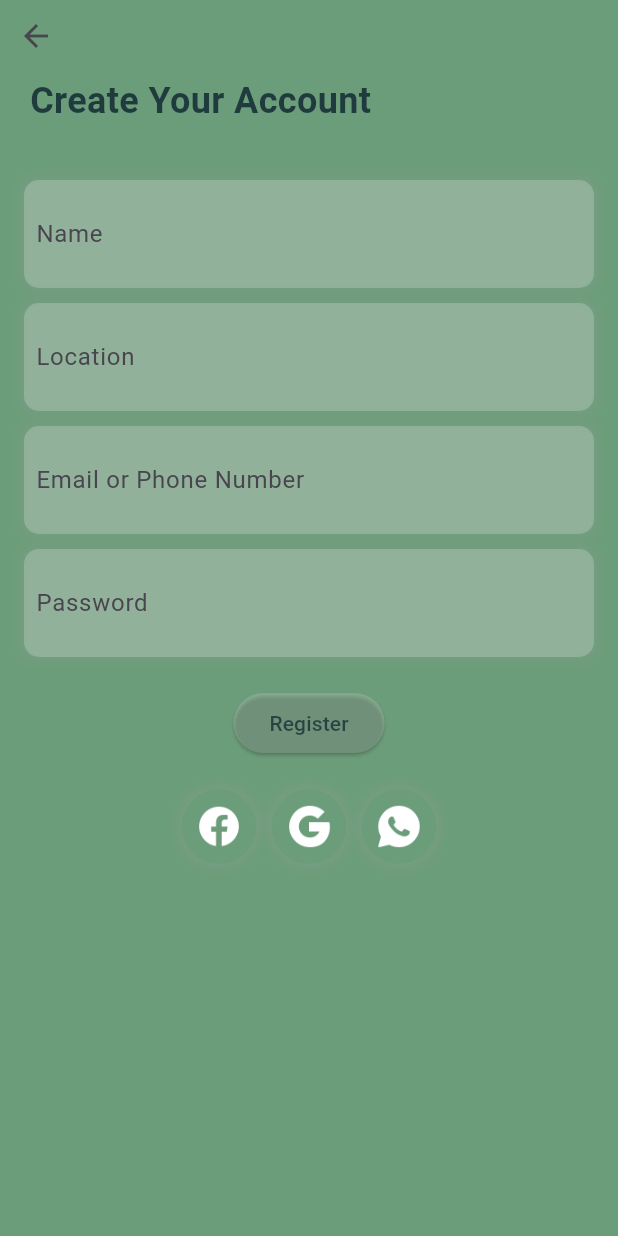
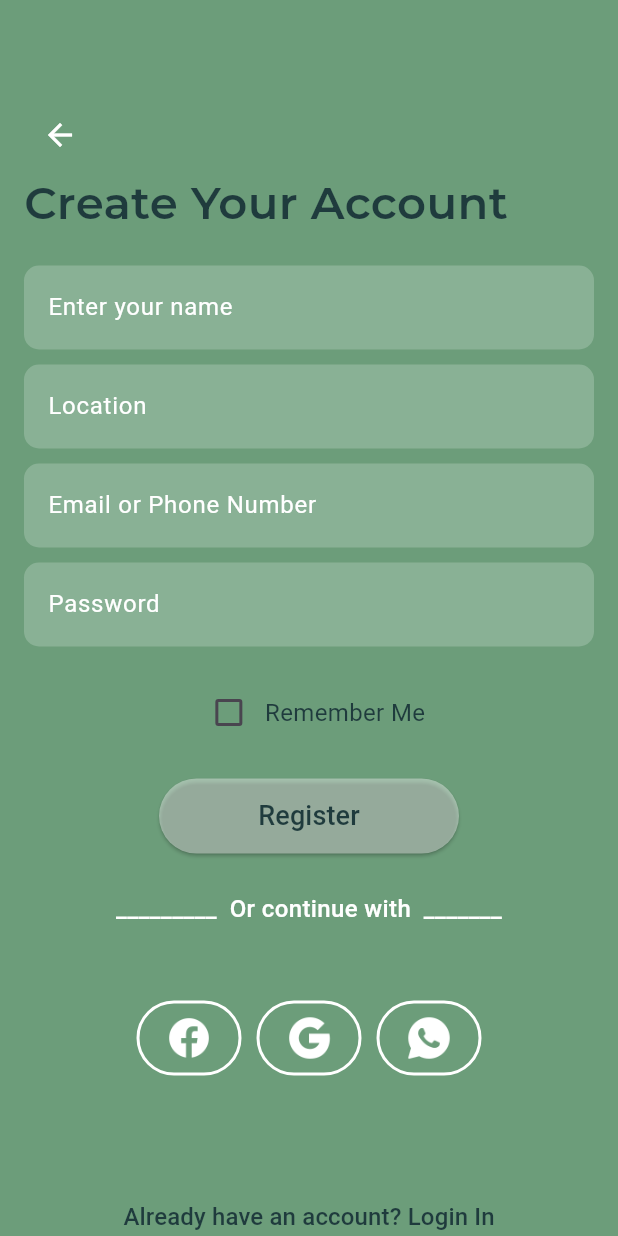
Before and after one commit to JMJ10/ecopulse_local, a Flutter app: the RegisterScreen screen opened directly, on a phone screen of 412 x 824 dp. Run offline on Flutter 3.47's test engine with Material 3 defaults, Android fonts, the phone set to English and light mode, and no system bars; our stand-ins replace google_fonts, shared_preferences; missing offline and left inert: eco_pulse; accounts and stored records are empty.

Commit message:
new design updated

```diff
--- a/lib/register_screen.dart
+++ b/lib/register_screen.dart
@@ -1,7 +1,8 @@
 import 'package:flutter/material.dart';
-import 'package:ecopulse_local/dashboard_screen.dart';
-import 'package:ecopulse_local/services/auth_services.dart';
-import 'package:ecopulse_local/reg_success.dart';
+import 'package:google_fonts/google_fonts.dart';
+import 'package:eco_pulse/services/auth_services.dart';
+import 'package:eco_pulse/reg_success.dart';
+import 'package:eco_pulse/login_screen.dart';
 
 class RegisterScreen extends StatefulWidget {
   @override
@@ -15,6 +16,7 @@ class _RegisterScreenState extends State<RegisterScreen> {
   final TextEditingController passwordController = TextEditingController();
 
   bool isLoading = false;
+  bool rememberMe = false;
   final AuthService authService = AuthService();
 
   void register(BuildContext context) async {
@@ -23,7 +25,10 @@ class _RegisterScreenState extends State<RegisterScreen> {
     String emailOrPhone = emailOrPhoneController.text.trim();
     String password = passwordController.text.trim();
 
-    if (name.isEmpty || location.isEmpty || emailOrPhone.isEmpty || password.isEmpty) {
+    if (name.isEmpty ||
+        location.isEmpty ||
+        emailOrPhone.isEmpty ||
+        password.isEmpty) {
       ScaffoldMessenger.of(context).showSnackBar(
         const SnackBar(content: Text('Please fill in all fields')),
       );
@@ -41,7 +46,8 @@ class _RegisterScreenState extends State<RegisterScreen> {
         password: password,
         name: name,
         location: location,
-        id: '',      );
+        id: '',
+      );
 
       Navigator.pushReplacement(
         context,
@@ -62,57 +68,92 @@ class _RegisterScreenState extends State<RegisterScreen> {
   Widget build(BuildContext context) {
     return Scaffold(
       backgroundColor: const Color(0xFF6C9D7A),
-      body: Stack(
+      body: SingleChildScrollView(
+        child: Padding(
+          padding: const EdgeInsets.all(16.0),
+          child: Column(
+            crossAxisAlignment: CrossAxisAlignment.start,
             children: [
-          Positioned(
-            top: 50,
-            left: 20,
-            child: const Text(
+              const SizedBox(height: 50),
+              IconButton(
+                icon: const Icon(Icons.arrow_back, color: Colors.white),
+                onPressed: () => Navigator.pop(context),
+              ),
+              Text(
                 'Create Your Account',
+                style: GoogleFonts.montserrat(
+                  fontSize: 30.0,
+                  fontWeight: FontWeight.w600,
+                  color: const Color(0xff1F3B3D),
+                ),
+              ),
+              const SizedBox(height: 20),
+              buildTextField(nameController, 'Enter your name'),
+              const SizedBox(height: 10),
+              buildTextField(locationController, 'Location'),
+              const SizedBox(height: 10),
+              buildTextField(emailOrPhoneController, 'Email or Phone Number',
+                  keyboardType: TextInputType.emailAddress),
+              const SizedBox(height: 10),
+              buildTextField(passwordController, 'Password', obscureText: true),
+              const SizedBox(height: 20),
+              Row(
+                mainAxisAlignment: MainAxisAlignment.center,
+                children: [
+                  Checkbox(
+                    value: rememberMe,
+                    onChanged: (bool? value) {
+                      setState(() {
+                        rememberMe = value!;
+                      });
+                    },
+                  ),
+                  const Text(
+                    'Remember Me',
                     style: TextStyle(
-                fontSize: 24.0,
-                fontWeight: FontWeight.w600,
+                      fontSize: 16.0,
                       color: Color(0xff1F3B3D),
                     ),
                   ),
-          ),Align(
-              alignment: Alignment.topLeft,
-              child: IconButton(
-                icon: Icon(Icons.arrow_back),
-                onPressed: () {
-                  Navigator.pop(context);
-                  },
+                ],
               ),
-            ),
-          Padding(
-            padding: const EdgeInsets.only(top: 100.0, left: 16.0, right: 16.0),
-            child: Column(
-              crossAxisAlignment: CrossAxisAlignment.start,
-              children: [
-                const SizedBox(height: 20),
-                buildTextField(nameController, 'Name'),
-                const SizedBox(height: 10),
-                buildTextField(locationController, 'Location'),
-                const SizedBox(height: 10),
-                buildTextField(emailOrPhoneController, 'Email or Phone Number', keyboardType: TextInputType.emailAddress),
-                const SizedBox(height: 10),
-                buildTextField(passwordController, 'Password', obscureText: true),
               const SizedBox(height: 20),
               Center(
-                  child: Opacity(
-                    opacity: 0.9,
                 child: ElevatedButton(
                   style: ElevatedButton.styleFrom(
-                        backgroundColor: Colors.white.withOpacity(0.2),
+                    backgroundColor: Colors.white.withOpacity(0.4),
+                    minimumSize: const Size(200, 50),
+                    shape: RoundedRectangleBorder(
+                      borderRadius: BorderRadius.circular(30),
+                    ),
                   ),
                   onPressed: () => register(context),
                   child: isLoading
-                          ? CircularProgressIndicator(color: Colors.white)
-                          : const Text('Register', style: TextStyle(color: Color(0xFF1F3B3D))),
+                      ? const CircularProgressIndicator(
+                          valueColor:
+                              AlwaysStoppedAnimation<Color>(Colors.white),
+                        )
+                      : const Text(
+                          'Register',
+                          style: TextStyle(
+                            color: Color(0xFF1F3B3D),
+                            fontSize: 18,
                           ),
                         ),
                 ),
-                const SizedBox(height: 20),
+              ),
+              const SizedBox(height: 25),
+              Center(
+                child: const Text(
+                  "_________  Or continue with  _______",
+                  style: TextStyle(
+                    fontSize: 16.0,
+                    color: Color(0xffffffff),
+                    fontWeight: FontWeight.w500,
+                  ),
+                ),
+              ),
+              const SizedBox(height: 50),
               Row(
                 mainAxisAlignment: MainAxisAlignment.center,
                 children: [
@@ -123,61 +164,61 @@ class _RegisterScreenState extends State<RegisterScreen> {
                   socialLoginButton('assets/whatsapp.png'),
                 ],
               ),
-              ],
+              const SizedBox(height: 70),
+              Center(
+                child: TextButton(
+                  onPressed: () {
+                    Navigator.pushReplacement(
+                      context,
+                      MaterialPageRoute(builder: (context) => LoginScreen()),
+                    );
+                  },
+                  child: const Text(
+                    "Already have an account? Login In",
+                    style: TextStyle(
+                      color: Color(0xff1F3B3D),
+                      fontSize: 16.0,
+                    ),
+                  ),
                 ),
               ),
             ],
           ),
+        ),
+      ),
     );
   }
 
-  Widget buildTextField(TextEditingController controller, String label, {TextInputType? keyboardType, bool obscureText = false}) {
-    return Container(
-      padding: const EdgeInsets.all(8.0),
-      decoration: BoxDecoration(
-        color: Colors.white.withOpacity(0.2),
-        borderRadius: BorderRadius.circular(10),
-        boxShadow: [
-          BoxShadow(
-            color: Colors.grey.withOpacity(0.2),
-            spreadRadius: 2,
-            blurRadius: 5,
-          ),
-        ],
-      ),
-      child: TextField(
+  Widget buildTextField(TextEditingController controller, String label,
+      {TextInputType? keyboardType, bool obscureText = false}) {
+    return TextField(
       controller: controller,
       decoration: InputDecoration(
         labelText: label,
-          border: InputBorder.none,
+        labelStyle: const TextStyle(color: Colors.white),
+        filled: true,
+        fillColor: Colors.white.withOpacity(0.2),
+        border: OutlineInputBorder(
+          borderRadius: BorderRadius.circular(10),
+          borderSide: BorderSide.none,
+        ),
       ),
       keyboardType: keyboardType,
       obscureText: obscureText,
-      ),
     );
   }
 
   Widget socialLoginButton(String assetPath) {
     return Container(
-      width: 50,
+      width: 70,
       height: 50,
       decoration: BoxDecoration(
         color: const Color(0xff6C9D7A),
         borderRadius: BorderRadius.circular(40),
-        boxShadow: [
-          BoxShadow(
-            color: Colors.grey.withOpacity(0.3),
-            spreadRadius: 2,
-            blurRadius: 5,
-          ),
-        ],
+        border: Border.all(color: Colors.white, width: 2),
       ),
       child: Center(
-        child: Image.asset(
-          assetPath,
-          width: 30,
-          height: 30,
-        ),
+        child: Image.asset(assetPath, width: 40, height: 30),
       ),
     );
   }
```
Lines whose indentation alone changed are shown as unchanged.
